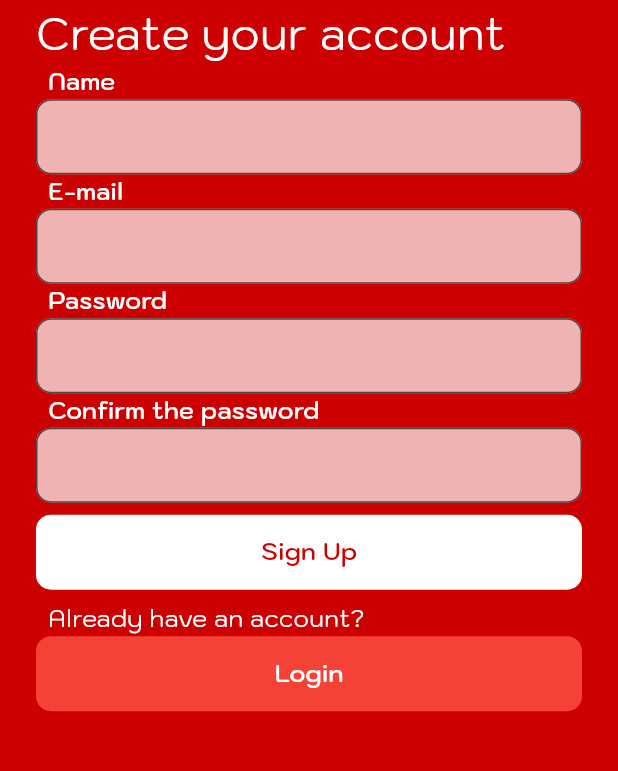
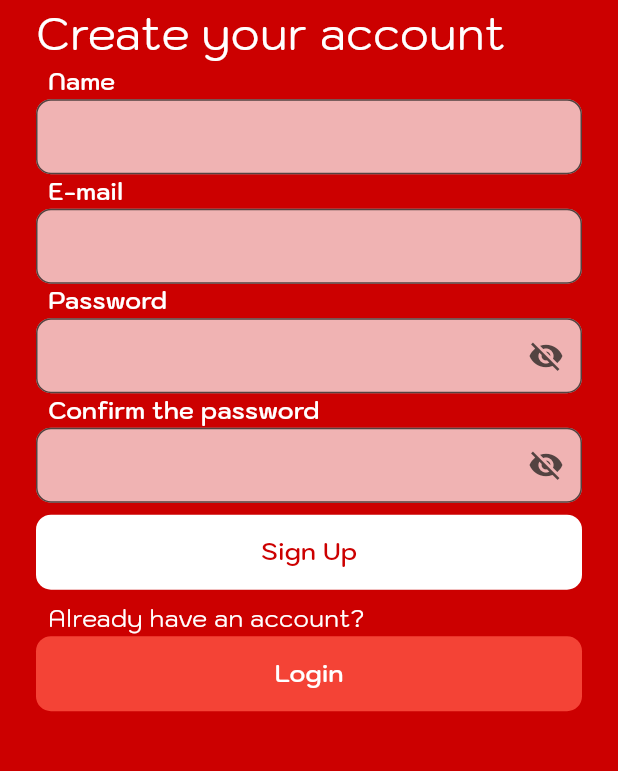
Before and after one commit to joaovvn/deltech_challenge, a Flutter app: the screen it shows after launch, after a tap on "Sign Up", on a phone screen of 412 x 824 dp, the part 320-1091 px from its top. Run offline on Flutter 3.47's test engine with Material 3 defaults, Android fonts, the phone set to English and light mode, and no system bars; our stand-ins replace dio, firebase_auth, firebase_core, flutter_mobx, get_it, mobx; accounts and stored records are empty; generated files the repository leaves out were written again; network calls fail.

Commit message:
Feat: password visibility button added

```diff
--- a/lib/controllers/login/login_controller.dart
+++ b/lib/controllers/login/login_controller.dart
@@ -24,6 +24,9 @@ abstract class LoginControllerBase with Store {
 
   @observable
   bool loggedIn = false;
+
+  @observable
+  bool passwordObscure = true;
 
   @action
   Future<void> login() async {
@@ -57,6 +60,11 @@ abstract class LoginControllerBase with Store {
         .pushReplacement(MaterialPageRoute(builder: (_) => SignUpView()));
   }
 
+  @action
+  void switchPasswordVisibility() {
+    passwordObscure = !passwordObscure;
+  }
+
   void navigateToHomePage(BuildContext context) {
     Navigator.of(context)
         .pushReplacement(MaterialPageRoute(builder: (_) => HomeView()));
--- a/lib/controllers/sign_up/sign_up_controller.dart
+++ b/lib/controllers/sign_up/sign_up_controller.dart
@@ -26,6 +26,12 @@ abstract class SignUpControllerBase with Store {
 
   @observable
   bool signUpCompleted = false;
+
+  @observable
+  bool passwordObscure = true;
+
+  @observable
+  bool confirmPasswordObscure = true;
 
   @action
   Future<void> signUp() async {
@@ -60,6 +66,16 @@ abstract class SignUpControllerBase with Store {
     isLoading = false;
   }
 
+  @action
+  void switchPasswordVisibility() {
+    passwordObscure = !passwordObscure;
+  }
+
+  @action
+  void switchConfirmPasswordVisibility() {
+    confirmPasswordObscure = !confirmPasswordObscure;
+  }
+
   void navigateToLoginPage(BuildContext context) {
     Navigator.of(context)
         .pushReplacement(MaterialPageRoute(builder: (_) => LoginView()));
--- a/lib/views/login/login_view.dart
+++ b/lib/views/login/login_view.dart
@@ -36,11 +36,16 @@ class LoginView extends StatelessWidget {
                   title: 'E-mail',
                   controller: controller.emailController,
                 ),
-                CustomTextField(
-                  title: 'Password',
-                  controller: controller.passwordController,
-                  isPassword: true,
-                ),
+                Observer(builder: (context) {
+                  return CustomTextField(
+                    title: 'Password',
+                    controller: controller.passwordController,
+                    isPassword: true,
+                    isObscure: controller.passwordObscure,
+                    switchVisibility: () =>
+                        controller.switchPasswordVisibility(),
+                  );
+                }),
                 Padding(
                   padding: const EdgeInsets.symmetric(vertical: 8.0),
                   child: Row(
--- a/lib/views/sign_up/sign_up_view.dart
+++ b/lib/views/sign_up/sign_up_view.dart
@@ -9,12 +9,18 @@ import 'package:deltech_challenge/widgets/loading_pokeball.dart';
 import 'package:flutter/material.dart';
 import 'package:flutter_mobx/flutter_mobx.dart';
 
-class SignUpView extends StatelessWidget {
+class SignUpView extends StatefulWidget {
   const SignUpView({super.key});
 
   @override
+  State<SignUpView> createState() => _SignUpViewState();
+}
+
+class _SignUpViewState extends State<SignUpView> {
+  SignUpController controller = SignUpController();
+
+  @override
   Widget build(BuildContext context) {
-    SignUpController controller = SignUpController();
     return BaseScaffold(
       body: Padding(
         padding: const EdgeInsets.symmetric(horizontal: 24.0),
@@ -42,16 +48,27 @@ class SignUpView extends StatelessWidget {
                     title: 'E-mail',
                     controller: controller.emailController,
                   ),
-                  CustomTextField(
+                  Observer(builder: (context) {
+                    debugPrint(controller.passwordObscure.toString());
+                    return CustomTextField(
                       title: 'Password',
                       controller: controller.passwordController,
                       isPassword: true,
-                  ),
-                  CustomTextField(
+                      isObscure: controller.passwordObscure,
+                      switchVisibility: () =>
+                          controller.switchPasswordVisibility(),
+                    );
+                  }),
+                  Observer(builder: (context) {
+                    return CustomTextField(
                       title: 'Confirm the password',
                       controller: controller.confirmPasswordController,
                       isPassword: true,
-                  ),
+                      isObscure: controller.confirmPasswordObscure,
+                      switchVisibility: () =>
+                          controller.switchConfirmPasswordVisibility(),
+                    );
+                  }),
                   Padding(
                     padding: const EdgeInsets.symmetric(vertical: 8.0),
                     child: Row(
--- a/lib/widgets/custom_text_field.dart
+++ b/lib/widgets/custom_text_field.dart
@@ -9,14 +9,18 @@ class CustomTextField extends StatelessWidget {
       required this.controller,
       this.prefixIcon,
       this.isPassword = false,
+      this.isObscure = true,
+      this.switchVisibility,
       this.onSubmitted});
 
   final String title;
   final TextEditingController controller;
   final bool isPassword;
+  final bool isObscure;
   final String? hint;
   final Icon? prefixIcon;
   final Function(String)? onSubmitted;
+  final Function()? switchVisibility;
 
   @override
   Widget build(BuildContext context) {
@@ -39,10 +43,18 @@ class CustomTextField extends StatelessWidget {
           height: 50,
           child: TextField(
             controller: controller,
-            obscureText: isPassword,
+            obscureText: isObscure,
             onSubmitted: onSubmitted,
             decoration: InputDecoration(
                 prefixIcon: prefixIcon,
+                suffixIcon: isPassword
+                    ? GestureDetector(
+                        onTap: switchVisibility,
+                        child: isObscure
+                            ? Icon(Icons.visibility_off)
+                            : Icon(Icons.visibility),
+                      )
+                    : null,
                 border:
                     OutlineInputBorder(borderRadius: AppValues.borderRadius),
                 fillColor: Colors.white70,
```
Also changed, not shown: lib/controllers/details/details_controller.g.dart, lib/controllers/login/login_controller.g.dart, lib/controllers/sign_up/sign_up_controller.g.dart. Lines whose indentation alone changed are shown as unchanged.
